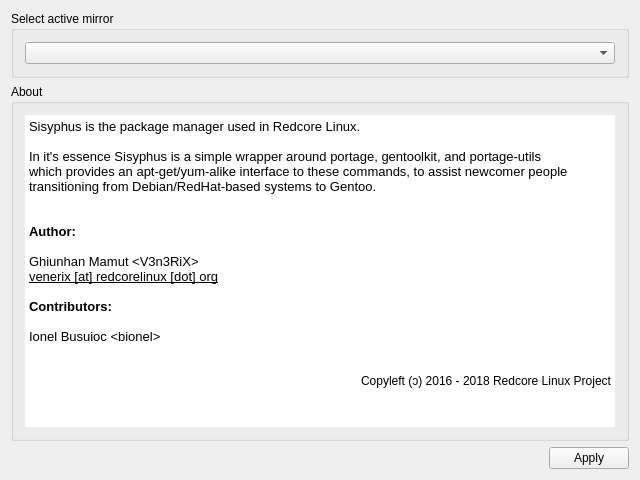
Qt form src/frontend/gui/ui/mirrorcfg.ui (redcorelinux/sisyphus) before a commit.
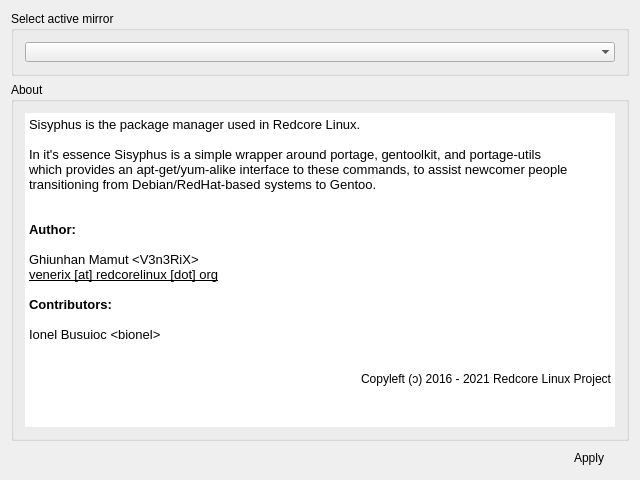
The same form after that commit. Icons and pictures are not drawn.

```diff
--- a/src/frontend/gui/ui/mirrorcfg.ui
+++ b/src/frontend/gui/ui/mirrorcfg.ui
@@ -45,6 +45,9 @@
          <property name="currentText">
           <string notr="true"/>
          </property>
+         <property name="frame">
+          <bool>false</bool>
+         </property>
         </widget>
        </item>
       </layout>
@@ -68,7 +71,7 @@
           <string>&lt;!DOCTYPE HTML PUBLIC &quot;-//W3C//DTD HTML 4.0//EN&quot; &quot;http://www.w3.org/TR/REC-html40/strict.dtd&quot;&gt;
 &lt;html&gt;&lt;head&gt;&lt;meta name=&quot;qrichtext&quot; content=&quot;1&quot; /&gt;&lt;style type=&quot;text/css&quot;&gt;
 p, li { white-space: pre-wrap; }
-&lt;/style&gt;&lt;/head&gt;&lt;body style=&quot; font-family:'Noto Sans'; font-size:8pt; font-weight:400; font-style:normal;&quot;&gt;
+&lt;/style&gt;&lt;/head&gt;&lt;body style=&quot; font-family:'Noto Sans'; font-size:9pt; font-weight:400; font-style:normal;&quot;&gt;
 &lt;p style=&quot; margin-top:0px; margin-bottom:0px; margin-left:0px; margin-right:0px; -qt-block-indent:0; text-indent:0px;&quot;&gt;&lt;span style=&quot; font-family:'Sans'; font-size:10pt;&quot;&gt;Sisyphus is the package manager used in Redcore Linux.&lt;/span&gt;&lt;/p&gt;
 &lt;p style=&quot;-qt-paragraph-type:empty; margin-top:0px; margin-bottom:0px; margin-left:0px; margin-right:0px; -qt-block-indent:0; text-indent:0px; font-family:'Sans'; font-size:10pt;&quot;&gt;&lt;br /&gt;&lt;/p&gt;
 &lt;p style=&quot; margin-top:0px; margin-bottom:0px; margin-left:0px; margin-right:0px; -qt-block-indent:0; text-indent:0px;&quot;&gt;&lt;span style=&quot; font-family:'Sans'; font-size:10pt;&quot;&gt;In it's essence Sisyphus is a simple wrapper around portage, gentoolkit, and portage-utils&lt;/span&gt;&lt;/p&gt;
@@ -85,7 +88,7 @@
 &lt;p style=&quot; margin-top:0px; margin-bottom:0px; margin-left:0px; margin-right:0px; -qt-block-indent:0; text-indent:0px;&quot;&gt;&lt;span style=&quot; font-family:'Sans'; font-size:10pt;&quot;&gt;Ionel Busuioc &amp;lt;bionel&amp;gt;&lt;/span&gt;&lt;/p&gt;
 &lt;p style=&quot;-qt-paragraph-type:empty; margin-top:0px; margin-bottom:0px; margin-left:0px; margin-right:0px; -qt-block-indent:0; text-indent:0px; font-family:'Sans'; font-size:10pt;&quot;&gt;&lt;br /&gt;&lt;/p&gt;
 &lt;p style=&quot;-qt-paragraph-type:empty; margin-top:0px; margin-bottom:0px; margin-left:0px; margin-right:0px; -qt-block-indent:0; text-indent:0px; font-family:'Sans'; font-size:10pt;&quot;&gt;&lt;br /&gt;&lt;/p&gt;
-&lt;p align=&quot;right&quot; style=&quot; margin-top:0px; margin-bottom:0px; margin-left:0px; margin-right:0px; -qt-block-indent:0; text-indent:0px;&quot;&gt;&lt;span style=&quot; font-family:'Sans'; font-size:9pt;&quot;&gt;Copyleft (ɔ) 2016 - 2018 Redcore Linux Project&lt;/span&gt;&lt;/p&gt;&lt;/body&gt;&lt;/html&gt;</string>
+&lt;p align=&quot;right&quot; style=&quot; margin-top:0px; margin-bottom:0px; margin-left:0px; margin-right:0px; -qt-block-indent:0; text-indent:0px;&quot;&gt;&lt;span style=&quot; font-family:'Sans';&quot;&gt;Copyleft (ɔ) 2016 - 2021 Redcore Linux Project&lt;/span&gt;&lt;/p&gt;&lt;/body&gt;&lt;/html&gt;</string>
          </property>
         </widget>
        </item>
@@ -116,6 +119,15 @@
          <iconset theme="dialog-ok-apply">
           <normaloff>.</normaloff>.</iconset>
         </property>
+        <property name="iconSize">
+         <size>
+          <width>25</width>
+          <height>25</height>
+         </size>
+        </property>
+        <property name="flat">
+         <bool>true</bool>
+        </property>
        </widget>
       </item>
      </layout>
```
